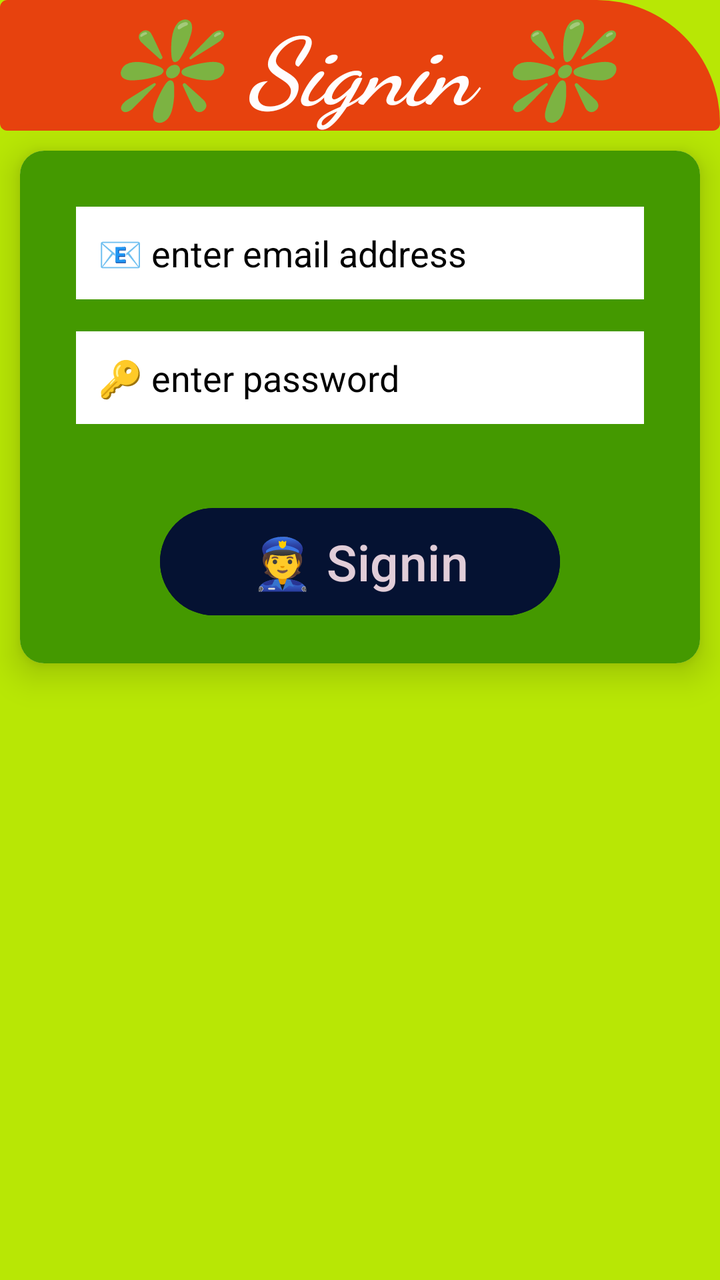
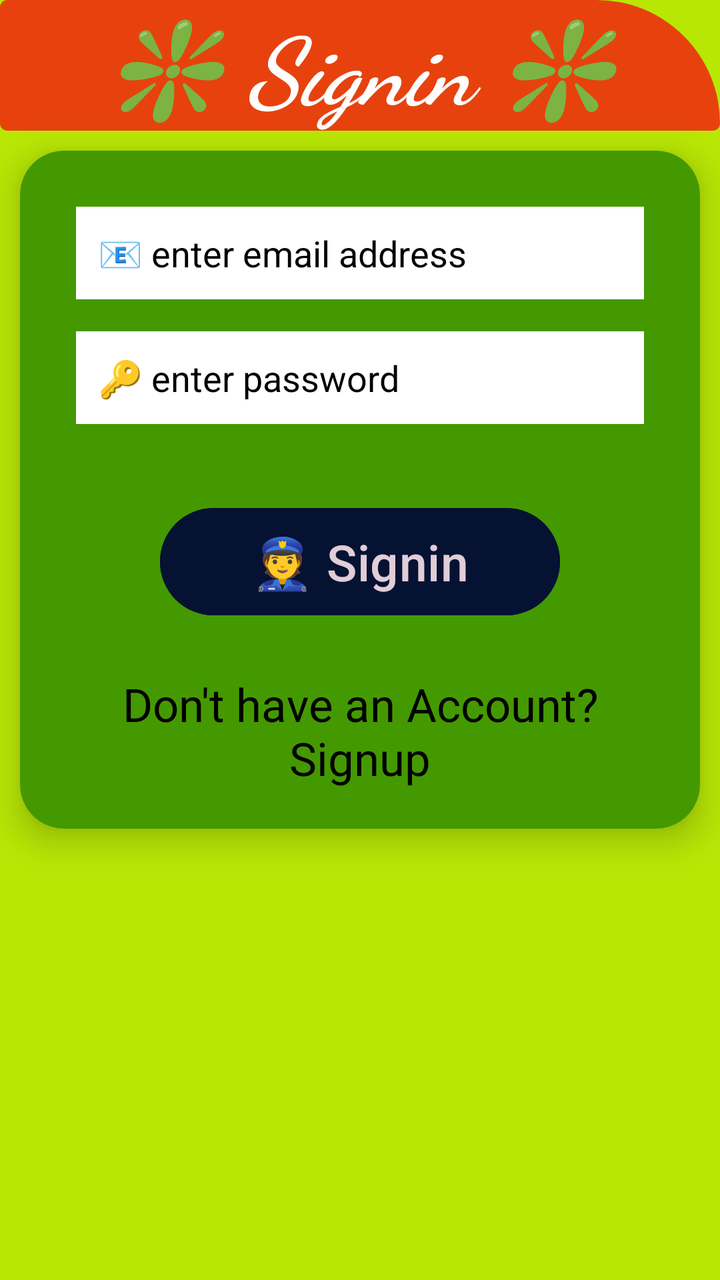

Compare the two renders of this Android layout. The source of the first and the diff that turns it into the second are given below.
<!-- AndroidManifest.xml: application theme Theme.Sokogarden -->
<!-- res/layout/activity_signin.xml -->
<?xml version="1.0" encoding="utf-8"?>
<LinearLayout xmlns:android="http://schemas.android.com/apk/res/android"
    xmlns:app="http://schemas.android.com/apk/res-auto"
    xmlns:tools="http://schemas.android.com/tools"
    android:id="@+id/main"
    android:layout_width="match_parent"
    android:layout_height="match_parent"
    android:background="#B8E705"
    android:orientation="vertical"
    tools:context=".Signin">

    <TextView
        android:layout_width="match_parent"
        android:layout_height="wrap_content"
        android:text="❇️ Signin ❇️"
        android:textSize="47sp"
        android:fontFamily="cursive"
        android:textAlignment="center"
        android:textStyle="bold|italic"
        android:background="@drawable/shape"
        android:textColor="#FFFDFD"/>


    <androidx.cardview.widget.CardView
        android:layout_width="match_parent"
        android:layout_height="wrap_content"
        app:cardCornerRadius="12dp"
        app:cardElevation="10dp"
        android:padding="10dp"
        android:layout_margin="10dp">


        <LinearLayout
            android:layout_width="match_parent"
            android:layout_height="match_parent"
            android:orientation="vertical"
            android:padding="20dp"
            android:background="#490">


            <EditText
                android:layout_width="match_parent"
                android:layout_height="wrap_content"
                android:hint="📧 enter email address"
                android:textColorHint="#000"
                android:id="@+id/email"
                android:textColor="#000"
                android:layout_margin="8dp"
                android:background="@color/white"
                android:padding="11dp"/>


            <EditText
                android:layout_width="match_parent"
                android:layout_height="wrap_content"
                android:hint="🔑 enter password"
                android:textColorHint="#000"
                android:id="@+id/password"
                android:textColor="#000"
                android:layout_margin="8dp"
                android:background="@color/white"
                android:padding="11dp"/>


            <Button
                android:layout_width="match_parent"
                android:layout_height="wrap_content"
                android:text="👮 Signin"
                android:textSize="25sp"
                android:padding="10dp"
                android:layout_marginLeft="50dp"
                android:layout_marginRight="50dp"
                android:layout_marginTop="30dp"
                android:textColor="#E1CDD8"
                android:backgroundTint="#051232"
                android:id="@+id/signinBtn" />

        </LinearLayout>
    </androidx.cardview.widget.CardView>

</LinearLayout>
<!-- resources referenced by this layout -->
<resources>
  <color name="white">#FFFFFFFF</color>
  <!-- drawable shape (drawable) -->
  <?xml version="1.0" encoding="utf-8"?>
  <shape xmlns:android="http://schemas.android.com/apk/res/android">
      <solid
          android:color="#E7420E"/>
      <corners
          android:topRightRadius="500dp"
          android:radius="30dp"
  
          />
  </shape>
  <style name="Theme.Sokogarden" parent="Base.Theme.Sokogarden" />
  <style name="Base.Theme.Sokogarden" parent="Theme.Material3.DayNight.NoActionBar">
          
          
      </style>
</resources>

<!-- the commit's change to res/layout/activity_signin.xml (unified diff, before → after) -->
@@ -24,7 +24,7 @@
     <androidx.cardview.widget.CardView
         android:layout_width="match_parent"
         android:layout_height="wrap_content"
-        app:cardCornerRadius="12dp"
+        app:cardCornerRadius="22dp"
         app:cardElevation="10dp"
         android:padding="10dp"
         android:layout_margin="10dp">
@@ -75,7 +75,19 @@
                 android:backgroundTint="#051232"
                 android:id="@+id/signinBtn" />
 
+            <TextView
+                android:layout_width="match_parent"
+                android:layout_height="wrap_content"
+                android:text="Don't have an Account? Signup"
+                android:textAlignment="center"
+                android:textSize="23sp"
+                android:layout_marginTop="25dp"
+                android:textColor="#000"
+                android:id="@+id/signuptxt"/>
+
+
         </LinearLayout>
+
     </androidx.cardview.widget.CardView>
 
 </LinearLayout>
